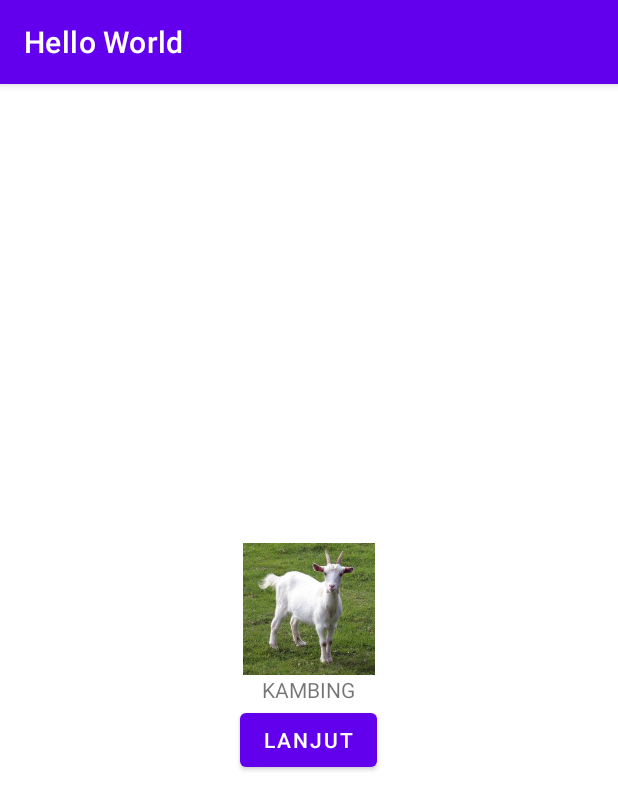
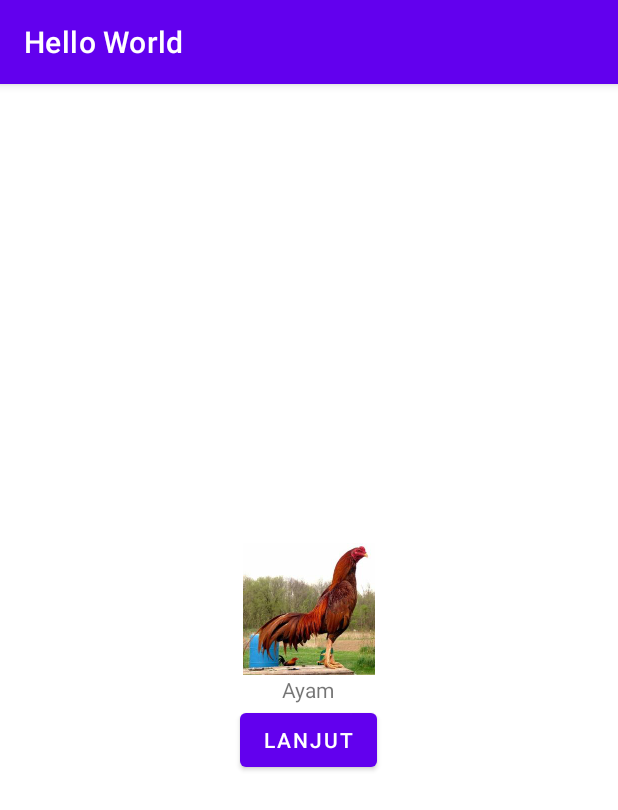
Before and after one commit to samsoleh/HelloWorld, an Android app: the screen it shows after launch (MainActivity), on a phone screen of 412 x 824 dp. Shown: the top 810 px of the screen. Run offline under Robolectric (Android 15) with nearby library versions, the phone set to English and light mode, and no system bars.

Commit message:
commit tambahan button

```diff
--- a/app/src/main/java/com/example/helloworld/MainActivity.kt
+++ b/app/src/main/java/com/example/helloworld/MainActivity.kt
@@ -2,8 +2,15 @@ package com.example.helloworld
 
 import androidx.appcompat.app.AppCompatActivity
 import android.os.Bundle
+import android.widget.Button
+import android.widget.ImageView
+import android.widget.TextView
 
 class MainActivity : AppCompatActivity() {
+    private lateinit var imageView: ImageView
+    private lateinit var textView: TextView
+    private var index = 0
+
     override fun onCreate(savedInstanceState: Bundle?) {
         super.onCreate(savedInstanceState)
         setContentView(R.layout.activity_main)
@@ -16,5 +23,20 @@ class MainActivity : AppCompatActivity() {
             add(Hewan("Sapi",R.drawable.sapi))
         }
 
+        imageView = findViewById(R.id.imageView2)
+        textView = findViewById(R.id.textView)
+        showData(data[0])
+
+        val button = findViewById<Button>(R.id.button)
+        button.setOnClickListener{
+            index++
+            index = (index+1) % data.size
+            showData(data[index])
+        }
+    }
+
+    private fun showData(hewan: Hewan){
+        imageView.setImageResource(hewan.gambarResId)
+        textView.text = hewan.nama
     }
 }
--- a/app/src/main/res/layout/activity_main.xml
+++ b/app/src/main/res/layout/activity_main.xml
@@ -16,6 +16,7 @@
         app:srcCompat="@drawable/kambing" />
 
     <TextView
+        android:id="@+id/textView"
         android:layout_width="wrap_content"
         android:layout_height="wrap_content"
         android:gravity="center"
```
